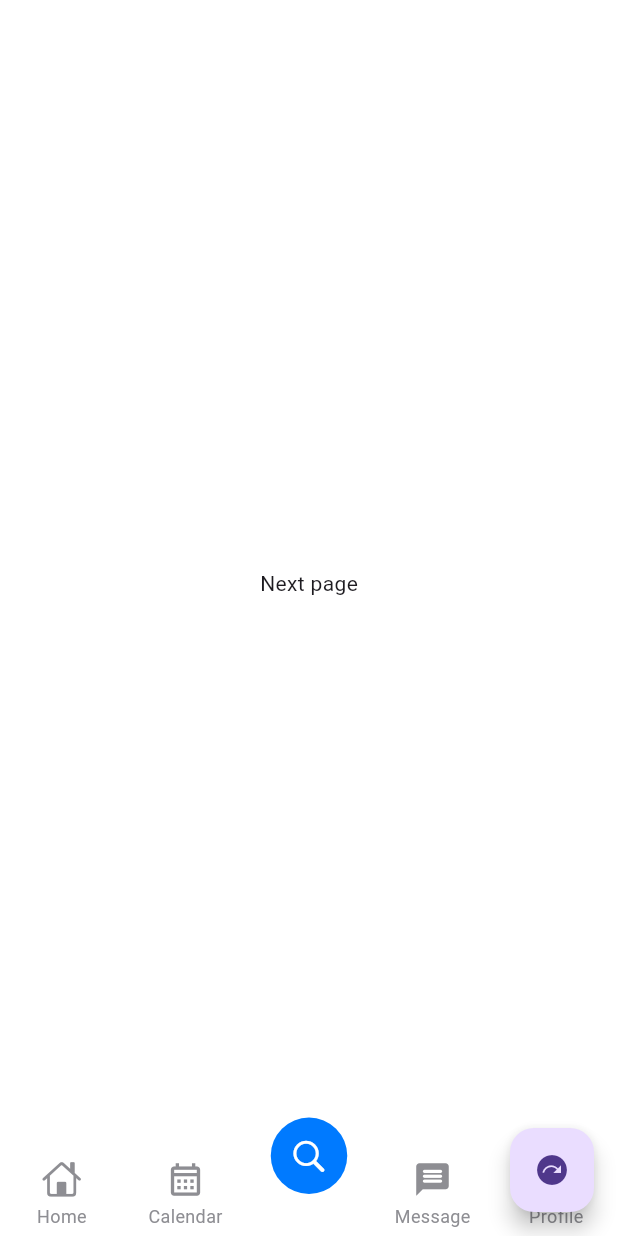
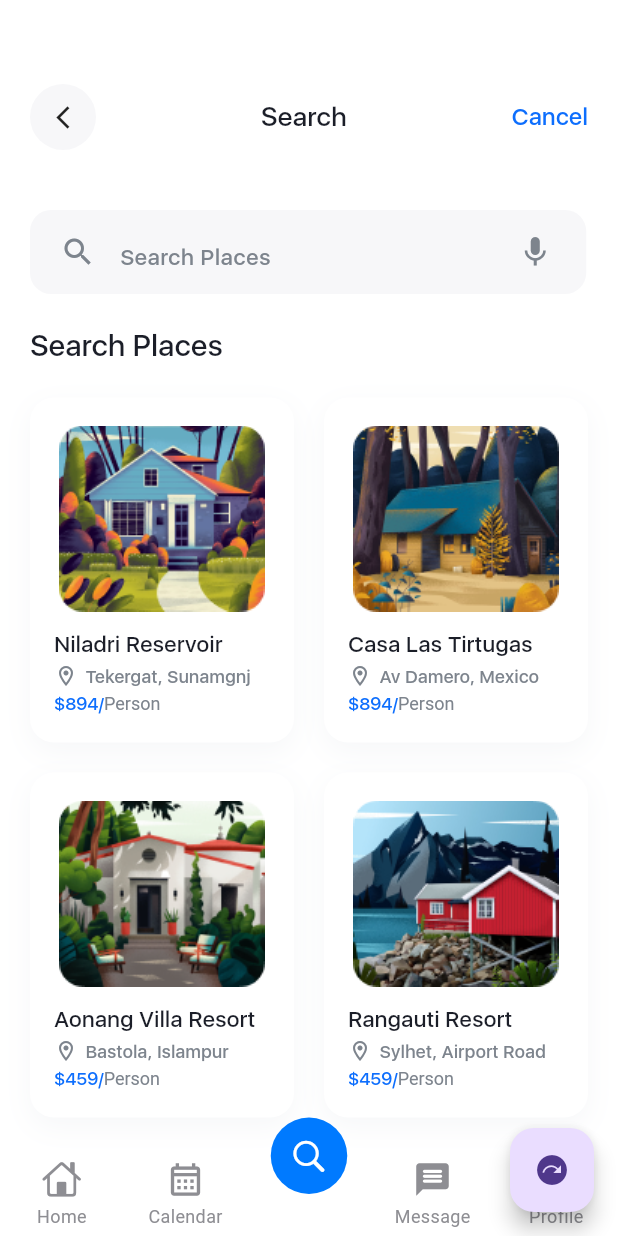
Before and after one commit to obidkhandev/homework---14-UI, a Flutter app: the screen it shows after launch, item 3 of the bottom bar chosen, on a phone screen of 412 x 824 dp. Run offline on Flutter 3.47's test engine with Material 3 defaults, Android fonts, the phone set to English and light mode, and no system bars; drawn by our look-alikes of persistent_bottom_nav_bar; our stand-ins replace fl_chart, flutter_svg.

Commit message:
search screen

```diff
--- a/lib/ui_14/pages/all_popular_place/favorite_places.dart
+++ b/lib/ui_14/pages/favorite_places/favorite_places.dart
@@ -48,6 +48,8 @@ class FavoritePlaces extends StatelessWidget {
                       locationName: "Tekergat, Sunamgnj",
                       isNotRichText: false,
                       iconColor: Colors.red,
+                                            havePrice: false,
+
                     ),
                     PopularPlacesCard(
                       image: "assets/ui_14/images/Rectangle 838 (1).png",
@@ -55,6 +57,8 @@ class FavoritePlaces extends StatelessWidget {
                       locationName: "Av Damero, Mexico",
                       isNotRichText: false,
                       iconColor: Colors.red,
+                                            havePrice: false,
+
                     ),
                     PopularPlacesCard(
                       image: "assets/ui_14/images/Rectangle 838 (2).png",
@@ -62,6 +66,8 @@ class FavoritePlaces extends StatelessWidget {
                       locationName: "Bastola, Islampur",
                       isNotRichText: false,
                       iconColor: Colors.red,
+                                            havePrice: false,
+
                     ),
                     PopularPlacesCard(
                       image: "assets/ui_14/images/Rectangle 838 (3).png",
@@ -69,6 +75,8 @@ class FavoritePlaces extends StatelessWidget {
                       locationName: "Sylhet, Airport Road",
                       isNotRichText: false,
                       iconColor: Colors.red,
+                                            havePrice: false,
+
                     ),
                     PopularPlacesCard(
                       image: "assets/ui_14/images/Rectangle 838 (1).png",
@@ -76,6 +84,7 @@ class FavoritePlaces extends StatelessWidget {
                       locationName: "Vellima, Island",
                       isNotRichText: false,
                       iconColor: Colors.red,
+                      havePrice: false,
                     ),
                     PopularPlacesCard(
                       image: "assets/ui_14/images/Rectangle 839.png",
@@ -83,6 +92,7 @@ class FavoritePlaces extends StatelessWidget {
                       locationName: "Shakartu, Pakistan",
                       isNotRichText: false,
                       iconColor: Colors.red,
+                      havePrice: false,
                     ),
                   ],
                 ),
--- a/lib/ui_14/pages/home/bottom_nav_bar.dart
+++ b/lib/ui_14/pages/home/bottom_nav_bar.dart
@@ -4,6 +4,7 @@ import 'package:modul_4_homework_obidxon/ui_14/pages/home/home_screen.dart';
 import 'package:modul_4_homework_obidxon/ui_14/pages/message/message_screen.dart';
 import 'package:modul_4_homework_obidxon/ui_14/pages/profile/profile_screen.dart';
 import 'package:modul_4_homework_obidxon/ui_14/pages/schedule/schedule_screen.dart';
+import 'package:modul_4_homework_obidxon/ui_14/pages/search/search_screen.dart';
 import 'package:persistent_bottom_nav_bar/persistent_tab_view.dart';
 
 class BottomNavBarUi14 extends StatefulWidget {
@@ -30,9 +31,7 @@ class _BottomNavBarUi14State extends State<BottomNavBarUi14> {
     return [
       HomeScreenUi14(),
       ScheduleScreenUi14(),
-      Container(
-        child: Center(child: Text('Next page')),
-      ),
+      SearchScreenUi14(),
       MessageScreen(),
       ProfileScreenUi14()
     ];
--- a/lib/ui_14/pages/popular_places/popular_place_card.dart
+++ b/lib/ui_14/pages/popular_places/popular_place_card.dart
@@ -11,15 +11,20 @@ class PopularPlacesCard extends StatelessWidget {
   final double rating;
   final bool isNotRichText;
   final Color iconColor;
-  const PopularPlacesCard(
-      {super.key,
+  final bool haveIcon;
+  final bool havePrice;
+  const PopularPlacesCard({
+    super.key,
     required this.image,
     required this.title,
     required this.locationName,
     this.price = 459,
     this.rating = 4.7,
     this.iconColor = Colors.white,
-      this.isNotRichText = true});
+    this.isNotRichText = true,
+    this.haveIcon = true,
+    this.havePrice = true,
+  });
 
   @override
   Widget build(BuildContext context) {
@@ -44,6 +49,7 @@ class PopularPlacesCard extends StatelessWidget {
           PopularPlaceImage(
             image: image,
             iconColor: iconColor,
+            haveIcon: haveIcon,
           ),
           const SizedBox(height: 5),
           Text(
@@ -81,7 +87,7 @@ class PopularPlacesCard extends StatelessWidget {
                 ),
               ],
             ),
-          if (isNotRichText)
+          if (havePrice)
             RichText(
               text: TextSpan(
                 style: kSfUiSytle.copyWith(
--- a/lib/ui_14/pages/popular_places/popular_place_image.dart
+++ b/lib/ui_14/pages/popular_places/popular_place_image.dart
@@ -1,17 +1,19 @@
 import 'package:flutter/material.dart';
 import 'package:modul_4_homework_obidxon/ui_14/compotations.dart';
-import 'package:modul_4_homework_obidxon/ui_14/pages/all_popular_place/favorite_places.dart';
+import 'package:modul_4_homework_obidxon/ui_14/pages/favorite_places/favorite_places.dart';
 import 'package:modul_4_homework_obidxon/ui_14/widget/circle_button.dart';
 
 class PopularPlaceImage extends StatelessWidget {
   final String image;
   final IconData icon;
   final Color iconColor;
+  final bool haveIcon;
   const PopularPlaceImage({
     super.key,
     required this.image,
     this.icon = Icons.favorite_border,
     this.iconColor = Colors.white,
+    this.haveIcon = true,
   });
 
   @override
@@ -27,7 +29,7 @@ class PopularPlaceImage extends StatelessWidget {
           image: AssetImage(image),
         ),
       ),
-      child: CircleSmallButtonUi14(
+      child: haveIcon? CircleSmallButtonUi14(
         press: () {
           Navigator.push(
             context,
@@ -41,7 +43,7 @@ class PopularPlaceImage extends StatelessWidget {
         backgroundColor: kTextColorUi14.withOpacity(.2),
         icon: icon,
         iconColor: iconColor,
-      ),
+      ) : Text(""),
     );
   }
 }
--- /dev/null
+++ b/lib/ui_14/pages/search/search_screen.dart
@@ -0,0 +1,119 @@
+import 'package:flutter/material.dart';
+import 'package:modul_4_homework_obidxon/ui_14/compotations.dart';
+import 'package:modul_4_homework_obidxon/ui_14/pages/popular_places/popular_place_card.dart';
+import 'package:modul_4_homework_obidxon/ui_14/pages/profile/profile_screen.dart';
+import 'package:modul_4_homework_obidxon/ui_14/pages/sing/compotations/email_field_container.dart';
+import 'package:modul_4_homework_obidxon/ui_14/widget/arrow_icon.dart';
+import 'package:modul_4_homework_obidxon/ui_14/widget/line_border.dart';
+
+class SearchScreenUi14 extends StatelessWidget {
+  const SearchScreenUi14({super.key});
+
+  @override
+  Widget build(BuildContext context) {
+    Size size = MediaQuery.of(context).size;
+    return Scaffold(
+      backgroundColor: Colors.white,
+      body: SingleChildScrollView(
+        child: Padding(
+          padding: EdgeInsets.only(
+            left: 20,
+            top: 56,
+            right: 20,
+          ),
+          child: Column(
+            crossAxisAlignment: CrossAxisAlignment.start,
+            children: [
+              MyAppBar2(
+                title: "Search",
+                child: Text(
+                  "Cancel",
+                  style: kSfUiSytle.copyWith(
+                    fontSize: 16,
+                    color: kPrimaryColorUi14,
+                  ),
+                ),
+              ),
+              SizedBox(height: 10),
+              EmailFieldContainer(
+                child: TextField(
+                  decoration: InputDecoration(
+                      border: InputBorder.none,
+                      hintText: "Search Places",
+                      hintStyle: kSfUiSytle,
+                      suffix: LineBorder(
+                        height: 24,
+                        width: 0,
+                      ),
+                      suffixIcon: Icon(
+                        Icons.mic,
+                        color: kSubTextColorUi14,
+                      ),
+                      icon: Icon(
+                        Icons.search,
+                        color: kSubTextColorUi14,
+                      )),
+                ),
+              ),
+              SizedBox(height: 20),
+              Text(
+                "Search Places",
+                style: kSfUiSytle.copyWith(
+                  color: kTextColorUi14,
+                  fontSize: 20,
+                  fontWeight: FontWeight.w600,
+                ),
+              ),
+              SizedBox(height: 20),
+              SizedBox(
+                height: size.height,
+                width: double.infinity,
+                child: GridView(
+                  gridDelegate: SliverGridDelegateWithFixedCrossAxisCount(
+                    crossAxisCount: 2,
+                    mainAxisExtent: 230,
+                    mainAxisSpacing: 20,
+                    crossAxisSpacing: 20,
+                  ),
+                  children: const [
+                    PopularPlacesCard(
+                      image: "assets/ui_14/images/Rectangle 839.png",
+                      title: "Niladri Reservoir",
+                      locationName: "Tekergat, Sunamgnj",
+                      isNotRichText: false,
+                      haveIcon: false,
+                      price: 894,
+                    ),
+                    PopularPlacesCard(
+                      image: "assets/ui_14/images/Rectangle 838 (2).png",
+                      title: "Casa Las Tirtugas",
+                      locationName: "Av Damero, Mexico",
+                      isNotRichText: false,
+                      haveIcon: false,
+                      price: 894,
+                    ),
+                    PopularPlacesCard(
+                      image: "assets/ui_14/images/Rectangle 838 (1).png",
+                      title: "Aonang Villa Resort",
+                      locationName: "Bastola, Islampur",
+                      isNotRichText: false,
+                      haveIcon: false,
+                    ),
+                    PopularPlacesCard(
+                      image: "assets/ui_14/images/Rectangle 838 (3).png",
+                      title: "Rangauti Resort",
+                      locationName: "Sylhet, Airport Road",
+                      isNotRichText: false,
+                      haveIcon: false,
+                      // havePrice: ,
+                    ),
+                  ],
+                ),
+              ),
+            ],
+          ),
+        ),
+      ),
+    );
+  }
+}
```
Also changed, not shown: 1 other file. Lines whose indentation alone changed are shown as unchanged.
